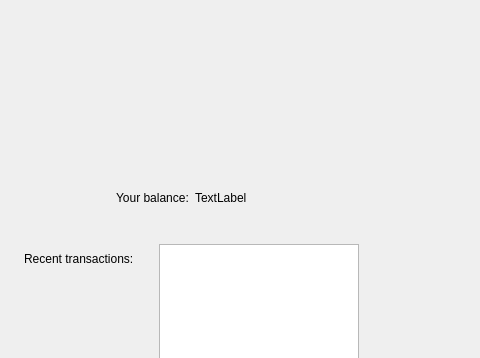
Old version of the form frontend/forms/balance.ui in the repository tvt23-pankkiprojekti/SPO_Group11; both pictures show x 240 to 720 and y 0 to 358 of the 871 by 555 pixel window.
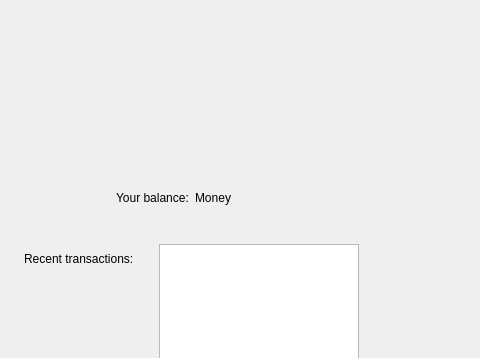
New version of the form.

```diff
--- a/frontend/forms/balance.ui
+++ b/frontend/forms/balance.ui
@@ -126,7 +126,7 @@
             </size>
            </property>
            <property name="text">
-            <string>TextLabel</string>
+            <string>Money</string>
            </property>
           </widget>
          </item>
```
